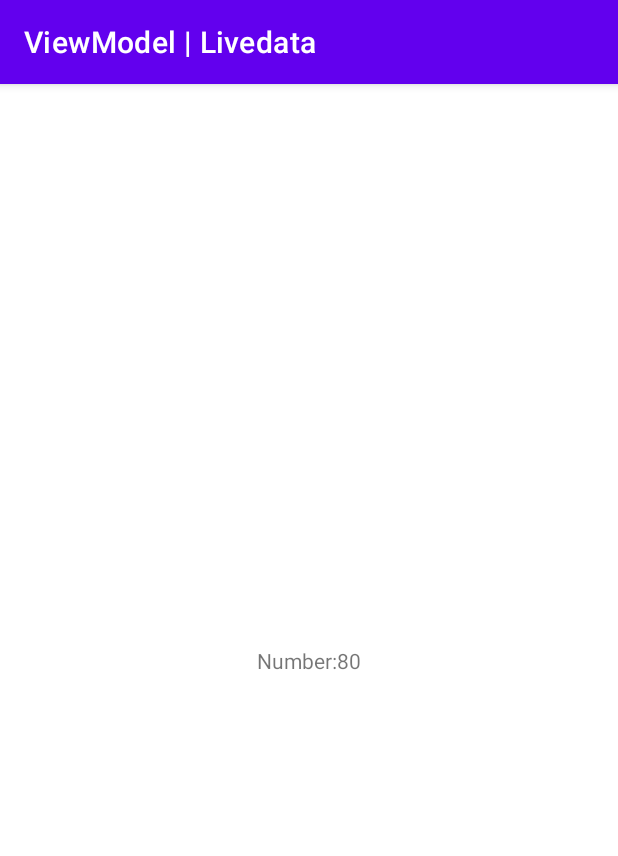
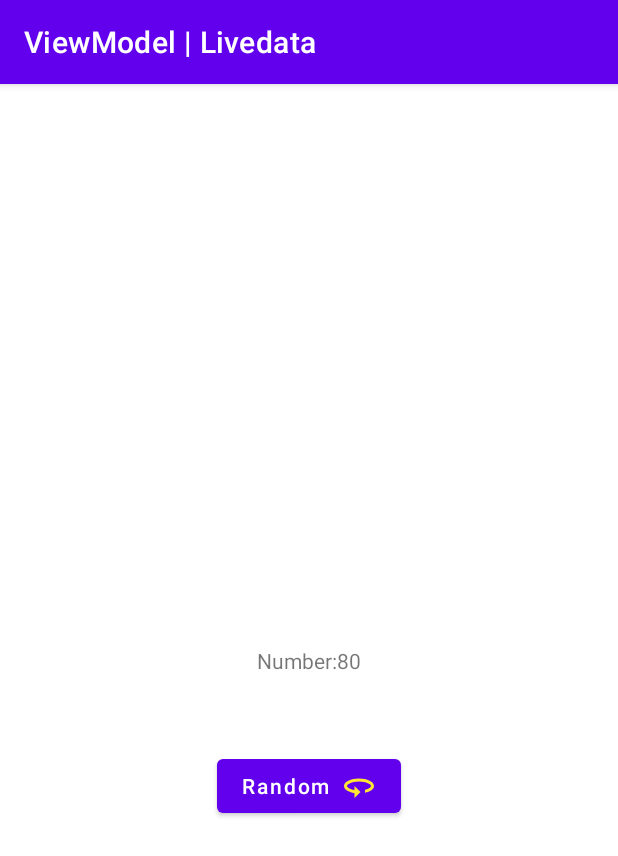
Before and after one commit to mohanrajsambath/JetPackComponents, an Android app: the screen it shows after launch (MainActivity), on a phone screen of 412 x 824 dp. Shown: the top 856 px of the screen. Run offline under Robolectric (Android 15) with nearby library versions, the phone set to English and light mode, and no system bars.

Commit message:
Create Random Numbers: LiveData Demo Implemented
Reference Link:
https://www.youtube.com/watch?v=1Tn7TuHUl4Y&list=PLlxmoA0rQ-LyVuVR1LFvpR1K8A0HsIBYx&index=6&ab_channel=Smartherd

```diff
--- a/viewmodellivedata/src/main/java/com/mohan/viewmodellivedata/MainActivity.java
+++ b/viewmodellivedata/src/main/java/com/mohan/viewmodellivedata/MainActivity.java
@@ -2,9 +2,13 @@ package com.mohan.viewmodellivedata;
 
 import android.os.Bundle;
 import android.util.Log;
+import android.view.View;
+import android.widget.Button;
 import android.widget.TextView;
 
 import androidx.appcompat.app.AppCompatActivity;
+import androidx.lifecycle.LiveData;
+import androidx.lifecycle.Observer;
 import androidx.lifecycle.ViewModelProvider;
 
 public class MainActivity extends AppCompatActivity {
@@ -14,10 +18,23 @@ public class MainActivity extends AppCompatActivity {
         super.onCreate(savedInstanceState);
         setContentView(R.layout.activity_main);
         TextView mTVrandom = findViewById(R.id.tV_Number);
+        Button mBtnRandom =findViewById(R.id.button);
         //MainActivityViewModel mDataGenrator = new MainActivityViewModel();
         MainActivityViewModel mModelObj= new ViewModelProvider(this).get(MainActivityViewModel.class);
-        String mRandomNumber = mModelObj.getRandomNumber();
-        mTVrandom.setText(mRandomNumber);
+        LiveData<String> mRandomNumber = mModelObj.getRandomNumber();
+        mRandomNumber.observe(this, new Observer<String>() {
+            @Override
+            public void onChanged(String s) {
+
+                mTVrandom.setText(s);
+            }
+        });
+        mBtnRandom.setOnClickListener(new View.OnClickListener() {
+            @Override
+            public void onClick(View v) {
+                mModelObj.createNumber();
+            }
+        });
         Log.i(TAG,"Random Number Set");
     }
 }
--- a/viewmodellivedata/src/main/java/com/mohan/viewmodellivedata/MainActivityViewModel.java
+++ b/viewmodellivedata/src/main/java/com/mohan/viewmodellivedata/MainActivityViewModel.java
@@ -2,26 +2,29 @@ package com.mohan.viewmodellivedata;
 
 import android.util.Log;
 
+import androidx.lifecycle.MutableLiveData;
 import androidx.lifecycle.ViewModel;
 
 import java.util.Random;
 
 public class MainActivityViewModel extends ViewModel {
     private String TAG =this.getClass().getSimpleName();
-    private String RandomNumber;
+    private MutableLiveData<String> mRandomNumber;
 
-    public String getRandomNumber(){
+    public MutableLiveData<String> getRandomNumber(){
         Log.i(TAG,"Get Number");
-        if(RandomNumber==null){
+        if(mRandomNumber==null){
+            mRandomNumber= new MutableLiveData<String>();
             createNumber();
         }
-        return RandomNumber;
+        return mRandomNumber;
     }
 
-    private void createNumber() {
+    public void createNumber() {
         Log.i(TAG,"Create New number");
         Random mRandom=new Random();
-        RandomNumber = "Number:" + (mRandom.nextInt(100-1)+1);
+        //mRandomNumber = "Number:" + (mRandom.nextInt(100-1)+1);
+        mRandomNumber.setValue("Number:" + (mRandom.nextInt(100-1)+1));
     }
 
     @Override
--- /dev/null
+++ b/viewmodellivedata/src/main/res/drawable/ic_360.xml
@@ -0,0 +1,5 @@
+<vector android:autoMirrored="true" android:height="24dp"
+    android:tint="#FFE533" android:viewportHeight="24"
+    android:viewportWidth="24" android:width="24dp" xmlns:android="http://schemas.android.com/apk/res/android">
+    <path android:fillColor="#FFE533" android:pathData="M12,7C6.48,7 2,9.24 2,12c0,2.24 2.94,4.13 7,4.77V20l4,-4 -4,-4v2.73c-3.15,-0.56 -5,-1.9 -5,-2.73 0,-1.06 3.04,-3 8,-3s8,1.94 8,3c0,0.73 -1.46,1.89 -4,2.53v2.05c3.53,-0.77 6,-2.53 6,-4.58 0,-2.76 -4.48,-5 -10,-5z"/>
+</vector>
--- a/viewmodellivedata/src/main/res/layout/activity_main.xml
+++ b/viewmodellivedata/src/main/res/layout/activity_main.xml
@@ -16,4 +16,17 @@
         app:layout_constraintRight_toRightOf="parent"
         app:layout_constraintTop_toTopOf="parent" />
 
+    <Button
+        android:id="@+id/button"
+        android:layout_width="wrap_content"
+        android:layout_height="wrap_content"
+        android:layout_marginTop="50dp"
+        android:drawableEnd="@drawable/ic_360"
+        android:text="Random"
+        android:textAllCaps="false"
+        app:layout_constraintEnd_toEndOf="@+id/tV_Number"
+        app:layout_constraintStart_toStartOf="@+id/tV_Number"
+        app:layout_constraintTop_toBottomOf="@+id/tV_Number" />
+
+
 </androidx.constraintlayout.widget.ConstraintLayout>
```
